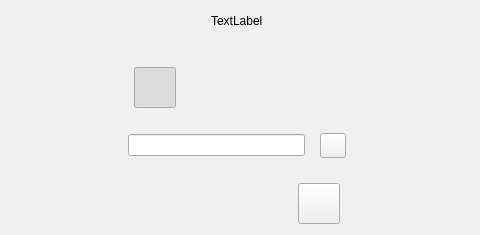
Above: src/cameraOne/QvkCameraOneOptions.ui from vkohaupt/vokoscreenNG before the change. Below: the same form after it.
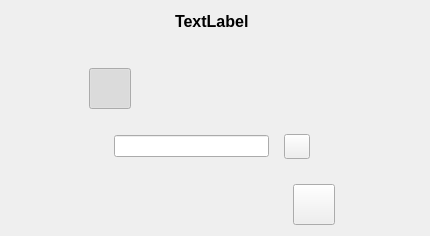
That is the form after the change. Icons and pictures are not drawn.

Commit message: X11 camera window

Patch:
```diff
--- a/src/cameraOne/QvkCameraOneOptions.ui
+++ b/src/cameraOne/QvkCameraOneOptions.ui
@@ -6,8 +6,8 @@
    <rect>
     <x>0</x>
     <y>0</y>
-    <width>480</width>
-    <height>235</height>
+    <width>430</width>
+    <height>236</height>
    </rect>
   </property>
   <property name="windowTitle">
@@ -37,6 +37,12 @@
      </item>
      <item>
       <widget class="QLabel" name="labelCameraOneOptions">
+       <property name="font">
+        <font>
+         <pointsize>12</pointsize>
+         <bold>true</bold>
+        </font>
+       </property>
        <property name="text">
         <string notr="true">TextLabel</string>
        </property>
@@ -124,7 +130,7 @@
          </property>
          <property name="sizeHint" stdset="0">
           <size>
-           <width>40</width>
+           <width>60</width>
            <height>20</height>
           </size>
          </property>
@@ -164,7 +170,7 @@
          </property>
          <property name="sizeHint" stdset="0">
           <size>
-           <width>40</width>
+           <width>60</width>
            <height>20</height>
           </size>
          </property>
@@ -265,11 +271,11 @@
           <enum>Qt::Orientation::Horizontal</enum>
          </property>
          <property name="sizeType">
-          <enum>QSizePolicy::Policy::Preferred</enum>
+          <enum>QSizePolicy::Policy::Minimum</enum>
          </property>
          <property name="sizeHint" stdset="0">
           <size>
-           <width>40</width>
+           <width>60</width>
            <height>20</height>
           </size>
          </property>
@@ -308,11 +314,11 @@
           <enum>Qt::Orientation::Horizontal</enum>
          </property>
          <property name="sizeType">
-          <enum>QSizePolicy::Policy::Preferred</enum>
+          <enum>QSizePolicy::Policy::Minimum</enum>
          </property>
          <property name="sizeHint" stdset="0">
           <size>
-           <width>40</width>
+           <width>60</width>
            <height>20</height>
           </size>
          </property>
```
